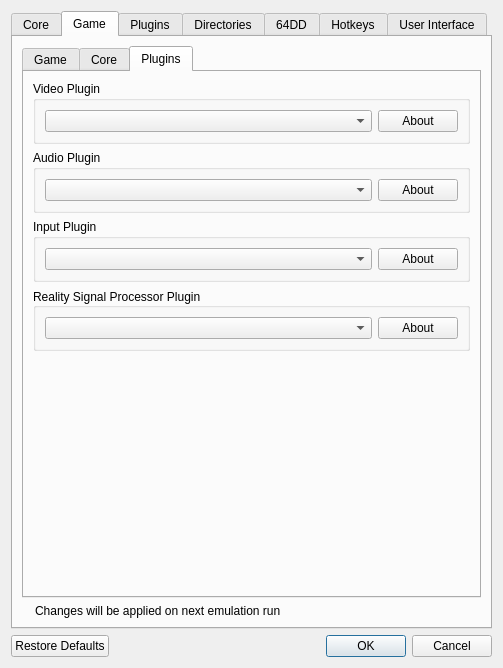
First picture: the form in Source/RMG/UserInterface/Dialog/SettingsDialog.ui, repository Rosalie241/RMG, before the edit.
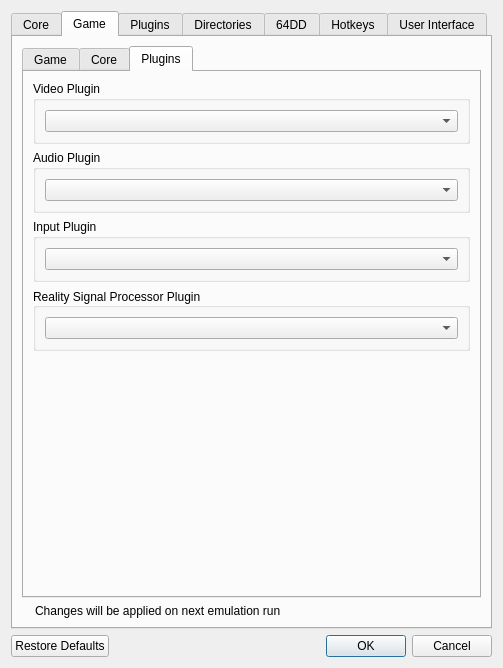
Second picture: the form after the edit. The open tabs and pages were chosen to show the change. Icons and pictures are not drawn. Custom widgets are drawn as their Qt base class.

Commit message: RMG: remove 'About' button in plugins tab in SettingsDialog

```diff
--- a/Source/RMG/UserInterface/Dialog/SettingsDialog.ui
+++ b/Source/RMG/UserInterface/Dialog/SettingsDialog.ui
@@ -619,13 +619,6 @@
                     </property>
                    </widget>
                   </item>
-                  <item>
-                   <widget class="QPushButton" name="pushButton_10">
-                    <property name="text">
-                     <string>About</string>
-                    </property>
-                   </widget>
-                  </item>
                  </layout>
                 </widget>
                </item>
@@ -654,13 +647,6 @@
                     </property>
                    </widget>
                   </item>
-                  <item>
-                   <widget class="QPushButton" name="pushButton_9">
-                    <property name="text">
-                     <string>About</string>
-                    </property>
-                   </widget>
-                  </item>
                  </layout>
                 </widget>
                </item>
@@ -689,13 +675,6 @@
                     </property>
                    </widget>
                   </item>
-                  <item>
-                   <widget class="QPushButton" name="pushButton_11">
-                    <property name="text">
-                     <string>About</string>
-                    </property>
-                   </widget>
-                  </item>
                  </layout>
                 </widget>
                </item>
@@ -730,13 +709,6 @@
                     </property>
                    </widget>
                   </item>
-                  <item>
-                   <widget class="QPushButton" name="pushButton_12">
-                    <property name="text">
-                     <string>About</string>
-                    </property>
-                   </widget>
-                  </item>
                  </layout>
                 </widget>
                </item>
```
Left out of the diff: 28 changed lines with no effect on the pictures.
